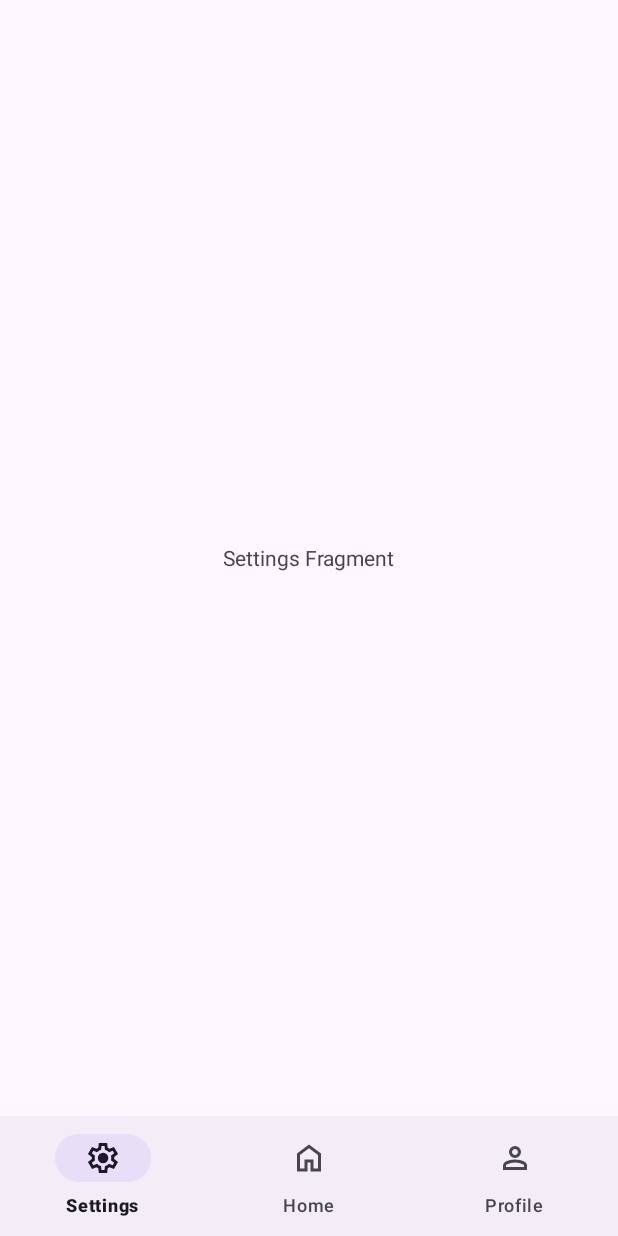
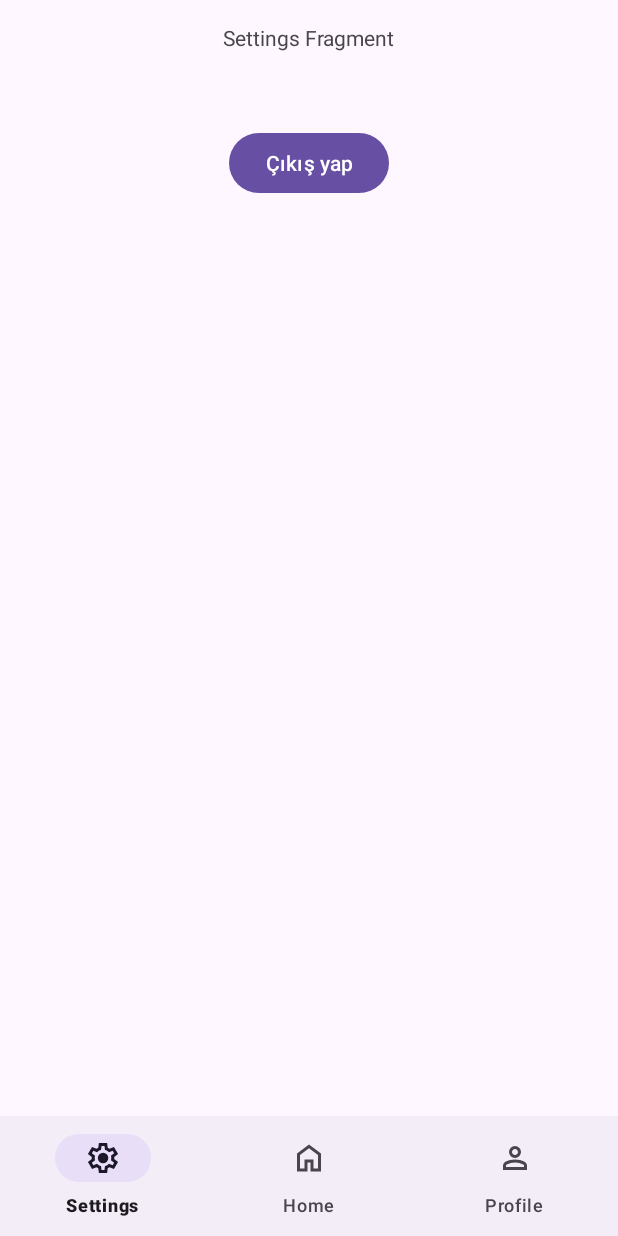
Before and after one commit to HobbyATM/HobbyApp, an Android app: the fragment Settings placed in its activity, on a phone screen of 412 x 824 dp. Run offline under Robolectric (Android 15) with nearby library versions, the phone set to English and light mode, and no system bars; our stand-ins replace Firebase (no records; nobody signed in at launch, a user with empty details on screens opened directly).

Commit message:
Settings Fragment SignOut Button

```diff
--- a/app/src/main/java/com/example/hobbyapp/Settings.kt
+++ b/app/src/main/java/com/example/hobbyapp/Settings.kt
@@ -1,10 +1,15 @@
 package com.example.hobbyapp
 
+import android.content.Context
+import android.content.Intent
+import android.content.SharedPreferences
 import android.os.Bundle
 import android.view.LayoutInflater
 import android.view.View
 import android.view.ViewGroup
+import android.widget.Button
 import androidx.fragment.app.Fragment
+import com.google.firebase.auth.FirebaseAuth
 
 // TODO: Rename parameter arguments, choose names that match
 // the fragment initialization parameters, e.g. ARG_ITEM_NUMBER
@@ -20,6 +25,8 @@ class Settings : Fragment() {
     // TODO: Rename and change types of parameters
     private var param1: String? = null
     private var param2: String? = null
+    private lateinit var firebaseAuth: FirebaseAuth
+    private lateinit var sharedPreferences: SharedPreferences
 
     override fun onCreate(savedInstanceState: Bundle?) {
         super.onCreate(savedInstanceState)
@@ -33,8 +40,27 @@ class Settings : Fragment() {
         inflater: LayoutInflater, container: ViewGroup?,
         savedInstanceState: Bundle?
     ): View? {
-        // Inflate the layout for this fragment
-        return inflater.inflate(R.layout.fragment_settings, container, false)
+        val view = inflater.inflate(R.layout.fragment_settings, container, false)
+
+        firebaseAuth = FirebaseAuth.getInstance()
+        sharedPreferences = requireActivity().getSharedPreferences("MyPrefs", Context.MODE_PRIVATE)
+
+        val signOutButton: Button = view.findViewById(R.id.signout_button)
+        signOutButton.setOnClickListener {
+            signOut()
+        }
+
+        return view
+    }
+
+    private fun signOut() {
+        val editor = sharedPreferences.edit()
+        editor.putBoolean("isLoggedIn", false)
+        editor.apply()
+        firebaseAuth.signOut()
+        val intent = Intent(activity, SigninActivity::class.java)
+        startActivity(intent)
+        activity?.finish()
     }
 
     companion object {
--- a/app/src/main/res/layout/fragment_settings.xml
+++ b/app/src/main/res/layout/fragment_settings.xml
@@ -6,10 +6,26 @@
     tools:context=".Settings">
 
     <!-- TODO: Update blank fragment layout -->
-    <TextView
-        android:layout_width="wrap_content"
-        android:layout_height="wrap_content"
-        android:text="Settings Fragment"
-        android:layout_gravity="center"/>
+    <LinearLayout
+        android:layout_width="match_parent"
+        android:layout_height="match_parent"
+        android:orientation="vertical">
+
+        <TextView
+            android:layout_width="wrap_content"
+            android:layout_height="wrap_content"
+            android:layout_gravity="center"
+            android:text="Settings Fragment"
+            android:layout_marginTop="15dp"/>
+
+        <Button
+            android:id="@+id/signout_button"
+            android:layout_width="wrap_content"
+            android:layout_height="wrap_content"
+            android:text="Çıkış yap"
+            android:layout_marginTop="50dp"
+            android:layout_gravity="center"
+            />
+    </LinearLayout>
 
 </FrameLayout>
```
